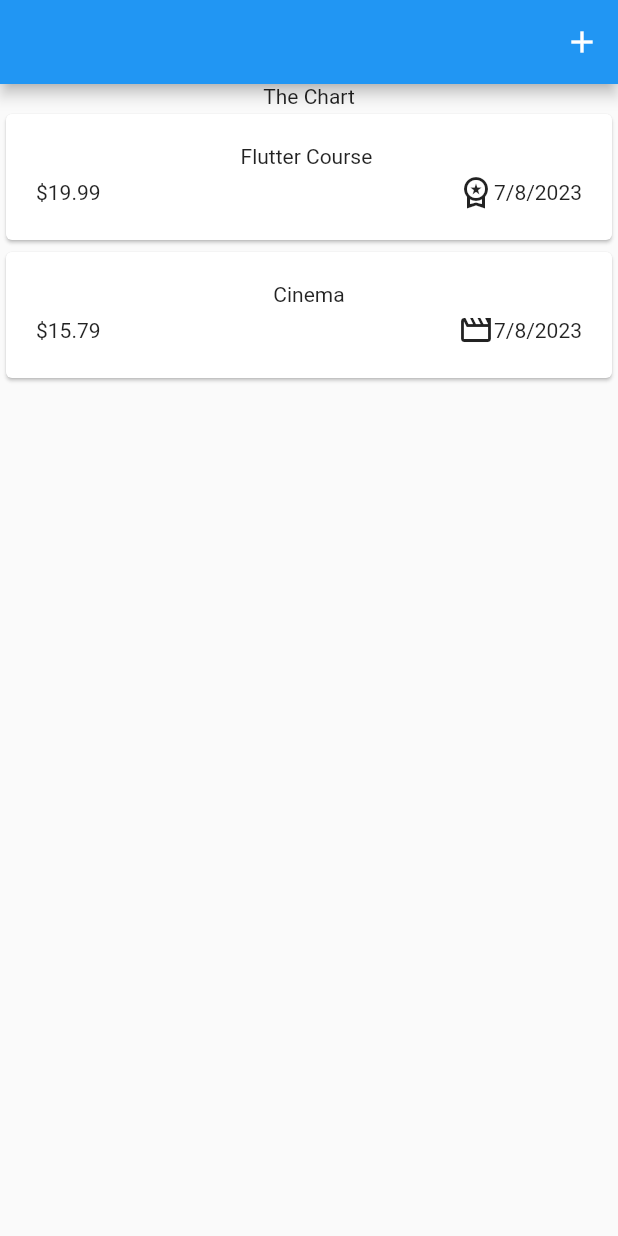
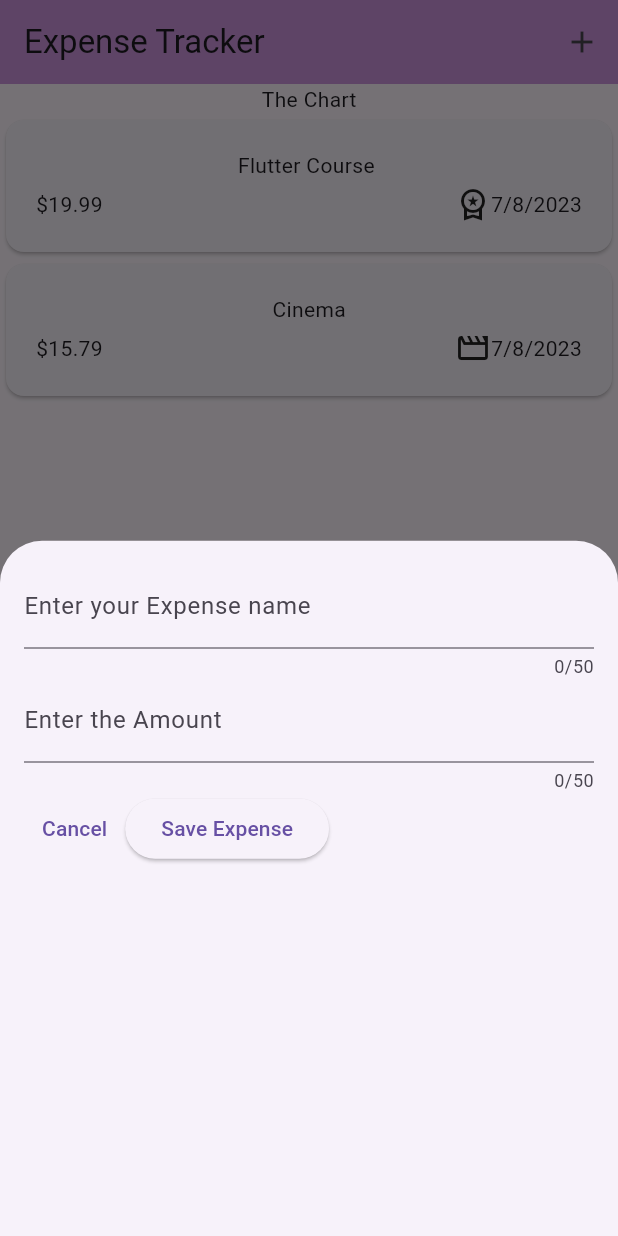
Before and after one commit to Shashank01-26/Expense_Tracker, a Flutter app: the screen it shows after launch, after a tap on the "add" icon, on a phone screen of 412 x 824 dp. Run offline on Flutter 3.47's test engine with Material 2 defaults, Android fonts, the phone set to English and light mode, and no system bars.

```diff
--- a/lib/expenses.dart
+++ b/lib/expenses.dart
@@ -1,5 +1,6 @@
 import 'package:expense_tracker/widgets/expenses_list.dart';
 import 'package:expense_tracker/models/expense.dart';
+import 'package:expense_tracker/widgets/new_expense.dart';
 import 'package:flutter/material.dart';
 
 class Expenses extends StatefulWidget {
@@ -25,14 +26,24 @@ class _ExpensesState extends State<Expenses> {
         category: Category.leisure)
   ];
 
+  void _openAddExpenseOverlay() {
+    showModalBottomSheet(
+      context: context,
+      builder: (ctx)=> const NewExpense() ,
+
+    );
+  }
+
   @override
   Widget build(BuildContext context) {
     return Scaffold(
       appBar: AppBar(
+        title: Text('Expense Tracker'),
+        backgroundColor: Color.fromARGB(147, 169, 77, 200),
         actions: [
           IconButton(
             icon: const Icon(Icons.add),
-            onPressed: () {},
+            onPressed: _openAddExpenseOverlay,
           ),
         ],
       ),
--- a/lib/main.dart
+++ b/lib/main.dart
@@ -4,7 +4,8 @@ import 'package:expense_tracker/models/expense.dart';
 
 void main() {
   runApp(
-    const MaterialApp(
+   MaterialApp(
+      theme:ThemeData(useMaterial3: true),
       debugShowCheckedModeBanner: false,
       home: Expenses(),
     ),
--- /dev/null
+++ b/lib/widgets/new_expense.dart
@@ -0,0 +1,70 @@
+import 'package:flutter/material.dart';
+
+class NewExpense extends StatefulWidget {
+  const NewExpense({super.key});
+
+  @override
+  State<StatefulWidget> createState() {
+    return _NewExpenseState();
+  }
+}
+
+class _NewExpenseState extends State<NewExpense> {
+  // var _enteredTitle = '';
+
+  // void _saveTitleInput(String inputValue) {
+  //   _enteredTitle = inputValue;
+  // }
+
+  final _titleController = TextEditingController();
+  final _amountController = TextEditingController();
+
+  @override
+  void dispose() {
+    _titleController.dispose();
+    _amountController.dispose();
+    super.dispose();
+  }
+
+  @override
+  Widget build(BuildContext context) {
+    return Padding(
+      padding: const EdgeInsets.all(16),
+      child: Column(
+        children: [
+          TextField(
+            controller: _titleController,
+            // onChanged: _saveTitleInput,
+            maxLength: 50,
+            decoration: const InputDecoration(
+              label: Text('Enter your Expense name'),
+            ),
+          ),
+          TextField(
+            controller: _amountController,
+            keyboardType: TextInputType.number,
+            // onChanged: _saveTitleInput,
+            maxLength: 50,
+            decoration: const InputDecoration(
+              prefixText:"\$ " ,
+              label: Text('Enter the Amount'),
+            ),
+          ),
+          Row(children: [
+            TextButton(
+              onPressed: () {},
+              child: const Text('Cancel'),
+            ),
+            ElevatedButton(
+              onPressed: () {
+                print(_titleController.text);
+                print(_amountController.text);
+              },
+              child: Text('Save Expense'),
+            ),
+          ])
+        ],
+      ),
+    );
+  }
+}
```
